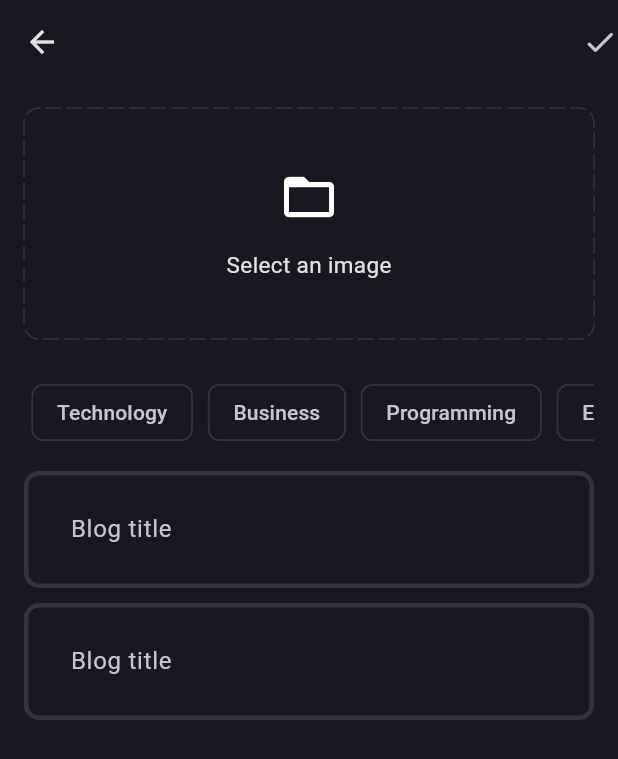
After one commit to malachieborohoul/blog_app, a Flutter app: the AddNewBlogPage screen opened directly, after a tap on "Select an image", on a phone screen of 412 x 824 dp. The commit adds this screen. Shown: the top 759 px of the screen. Run offline on Flutter 3.47's test engine with Material 3 defaults, Android fonts, the phone set to English and light mode, and no system bars; drawn by our look-alikes of dotted_border; our stand-ins replace flutter_bloc, fpdart, get_it, image_picker, supabase_flutter; accounts and stored records are empty.

Commit message:
Blog feature with blog page and ad new blog page

```diff
--- a/lib/core/theme/theme.dart
+++ b/lib/core/theme/theme.dart
@@ -11,9 +11,10 @@ class AppTheme {
       );
   static final darkThemeMode = ThemeData.dark().copyWith(
     scaffoldBackgroundColor: AppPalette.backgroundColor,
-    appBarTheme: const AppBarTheme(
-      backgroundColor: AppPalette.backgroundColor
-    ),
+    appBarTheme: const AppBarTheme(backgroundColor: AppPalette.backgroundColor),
+    chipTheme: const ChipThemeData(
+        color: WidgetStatePropertyAll(AppPalette.backgroundColor),
+        side: BorderSide.none),
     inputDecorationTheme: InputDecorationTheme(
         contentPadding: const EdgeInsets.all(27),
         enabledBorder: _border(),
--- /dev/null
+++ b/lib/core/utils/pick_image.dart
@@ -0,0 +1,17 @@
+import 'dart:io';
+
+import 'package:image_picker/image_picker.dart';
+
+Future<File?> pickImage() async {
+  try {
+    final xFile = await ImagePicker().pickImage(
+      source: ImageSource.gallery,
+    );
+    if (xFile != null) {
+      return File(xFile.path);
+    }
+    return null;
+  } catch (e) {
+    return null;
+  }
+}
--- /dev/null
+++ b/lib/features/blog/presentation/pages/add_new_blog_page.dart
@@ -0,0 +1,149 @@
+import 'dart:io';
+
+import 'package:blog_app/core/theme/app_palette.dart';
+import 'package:blog_app/core/utils/pick_image.dart';
+import 'package:blog_app/features/blog/presentation/widgets/blog_editor.dart';
+import 'package:dotted_border/dotted_border.dart';
+import 'package:flutter/material.dart';
+
+class AddNewBlogPage extends StatefulWidget {
+  static route() =>
+      MaterialPageRoute(builder: (context) => const AddNewBlogPage());
+
+  const AddNewBlogPage({super.key});
+
+  @override
+  State<AddNewBlogPage> createState() => _AddNewBlogPageState();
+}
+
+class _AddNewBlogPageState extends State<AddNewBlogPage> {
+  final titleController = TextEditingController();
+  final contentController = TextEditingController();
+
+  List<String> selectedTopics = [];
+
+  File? image;
+
+  void selectImage() async {
+    final pickedImage = await pickImage();
+    if (pickedImage != null) {
+      setState(() {
+        image = pickedImage;
+      });
+    }
+  }
+
+  @override
+  void dispose() {
+    titleController.dispose();
+    contentController.dispose();
+    super.dispose();
+  }
+
+  @override
+  Widget build(BuildContext context) {
+    return Scaffold(
+      appBar: AppBar(
+        actions: const [Icon(Icons.done_rounded)],
+      ),
+      body: SingleChildScrollView(
+        child: Padding(
+          padding: const EdgeInsets.all(16),
+          child: Column(
+            children: [
+              image != null
+                  ? GestureDetector(
+                      onTap: () {
+                        selectImage();
+                      },
+                      child: SizedBox(
+                          height: 150,
+                          width: double.infinity,
+                          child: ClipRRect(
+                              borderRadius: BorderRadius.circular(10),
+                              child: Image.file(
+                                image!,
+                                fit: BoxFit.cover,
+                              ))),
+                    )
+                  : GestureDetector(
+                      onTap: () {
+                        selectImage();
+                      },
+                      child: DottedBorder(
+                          color: AppPalette.borderColor,
+                          dashPattern: const [10, 4],
+                          radius: const Radius.circular(10),
+                          borderType: BorderType.RRect,
+                          strokeCap: StrokeCap.round,
+                          child: const SizedBox(
+                            height: 150,
+                            width: double.infinity,
+                            child: Column(
+                              mainAxisAlignment: MainAxisAlignment.center,
+                              children: [
+                                Icon(
+                                  Icons.folder_open,
+                                  size: 40,
+                                ),
+                                SizedBox(
+                                  height: 15,
+                                ),
+                                Text(
+                                  "Select an image",
+                                  style: TextStyle(fontSize: 15),
+                                )
+                              ],
+                            ),
+                          )),
+                    ),
+              const SizedBox(
+                height: 20,
+              ),
+              SingleChildScrollView(
+                scrollDirection: Axis.horizontal,
+                child: Row(
+                  children:
+                      ['Technology', 'Business', 'Programming', 'Entertainment']
+                          .map((e) => Padding(
+                                padding: const EdgeInsets.all(5),
+                                child: GestureDetector(
+                                  onTap: () {
+                                    if (selectedTopics.contains(e)) {
+                                      selectedTopics.remove(e);
+                                    } else {
+                                      selectedTopics.add(e);
+                                    }
+                                    setState(() {});
+                                  },
+                                  child: Chip(
+                                    color: selectedTopics.contains(e)
+                                        ? const WidgetStatePropertyAll(
+                                            AppPalette.gradient1)
+                                        : null,
+                                    label: Text(e),
+                                    side: selectedTopics.contains(e)
+                                        ? null
+                                        : const BorderSide(
+                                            color: AppPalette.borderColor),
+                                  ),
+                                ),
+                              ))
+                          .toList(),
+                ),
+              ),
+              const SizedBox(
+                height: 10,
+              ),
+              BlogEditor(controller: titleController, hintText: 'Blog title'),
+              const SizedBox(
+                height: 10,
+              ),
+              BlogEditor(controller: contentController, hintText: 'Blog title'),
+            ],
+          ),
+        ),
+      ),
+    );
+  }
+}
--- /dev/null
+++ b/lib/features/blog/presentation/pages/blog_page.dart
@@ -0,0 +1,23 @@
+import 'package:blog_app/features/blog/presentation/pages/add_new_blog_page.dart';
+import 'package:flutter/cupertino.dart';
+import 'package:flutter/material.dart';
+
+class BlogPage extends StatelessWidget {
+  const BlogPage({super.key});
+
+  @override
+  Widget build(BuildContext context) {
+    return Scaffold(
+      appBar: AppBar(
+        title: const Text("Blog"),
+        actions: [
+          IconButton(
+              onPressed: () {
+                Navigator.push(context, AddNewBlogPage.route());
+              },
+              icon: const Icon(CupertinoIcons.add_circled))
+        ],
+      ),
+    );
+  }
+}
--- /dev/null
+++ b/lib/features/blog/presentation/widgets/blog_editor.dart
@@ -0,0 +1,28 @@
+import 'package:flutter/material.dart';
+
+class BlogEditor extends StatelessWidget {
+  final TextEditingController controller;
+  final String hintText;
+  const BlogEditor({
+    super.key,
+    required this.controller,
+    required this.hintText,
+  });
+
+  @override
+  Widget build(BuildContext context) {
+    return TextFormField(
+      controller: controller,
+      decoration: InputDecoration(
+        hintText: hintText,
+      ),
+      maxLines: null,
+      validator: (value) {
+        if (value!.isEmpty) {
+          return '$hintText is missing!';
+        }
+        return null;
+      },
+    );
+  }
+}
--- a/lib/main.dart
+++ b/lib/main.dart
@@ -2,6 +2,7 @@ import 'package:blog_app/core/common/cubits/app_user/app_user_cubit.dart';
 import 'package:blog_app/core/theme/theme.dart';
 import 'package:blog_app/features/auth/presentation/bloc/auth_bloc.dart';
 import 'package:blog_app/features/auth/presentation/pages/login_page.dart';
+import 'package:blog_app/features/blog/presentation/pages/blog_page.dart';
 import 'package:blog_app/init_dependencies.dart';
 import 'package:flutter/material.dart';
 import 'package:flutter_bloc/flutter_bloc.dart';
@@ -44,11 +45,7 @@ class _MyAppState extends State<MyApp> {
         },
         builder: (context, isLoggedIn) {
           if (isLoggedIn) {
-            return const Scaffold(
-              body: Center(
-                child: Text("LoggedIn"),
-              ),
-            );
+            return const BlogPage();
           }
           return const LoginPage();
         },
--- a/pubspec.yaml
+++ b/pubspec.yaml
@@ -39,6 +39,8 @@ dependencies:
   supabase_flutter: ^2.6.0
   flutter_bloc: ^8.1.6
   get_it: ^7.7.0
+  dotted_border: ^2.1.0
+  image_picker: ^1.1.2
 
 dev_dependencies:
   flutter_test:
```
Also changed, not shown: pubspec.lock, 5 other files.
